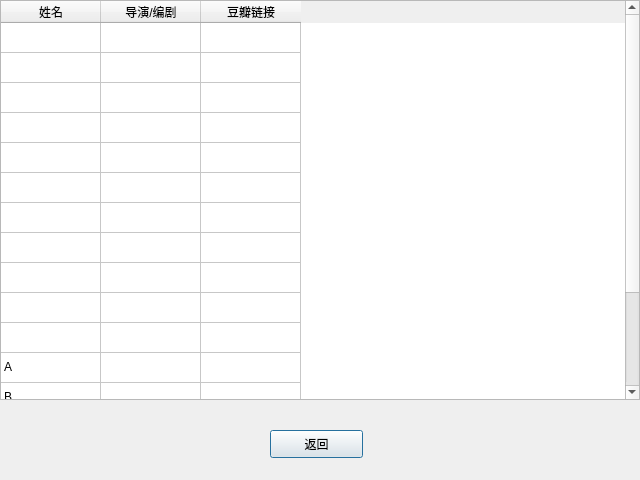
This is GUI/AllDirectorDialogUI.ui in ljcleo/DBProj as Qt 5 draws it before an edit. The edited form follows.
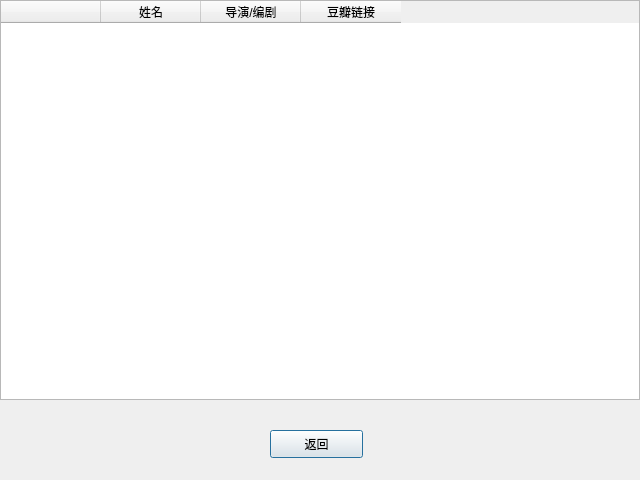
This is the edited form.

What changed in the file:
```diff
--- a/GUI/AllDirectorDialogUI.ui
+++ b/GUI/AllDirectorDialogUI.ui
@@ -31,86 +31,11 @@
    <attribute name="verticalHeaderVisible">
     <bool>false</bool>
    </attribute>
-   <row>
+   <column>
     <property name="text">
-     <string>1</string>
+     <string/>
     </property>
-   </row>
-   <row>
-    <property name="text">
-     <string>新建行</string>
-    </property>
-   </row>
-   <row>
-    <property name="text">
-     <string>新建行</string>
-    </property>
-   </row>
-   <row>
-    <property name="text">
-     <string>新建行</string>
-    </property>
-   </row>
-   <row>
-    <property name="text">
-     <string>新建行</string>
-    </property>
-   </row>
-   <row>
-    <property name="text">
-     <string>新建行</string>
-    </property>
-   </row>
-   <row>
-    <property name="text">
-     <string>新建行</string>
-    </property>
-   </row>
-   <row>
-    <property name="text">
-     <string>新建行</string>
-    </property>
-   </row>
-   <row>
-    <property name="text">
-     <string>新建行</string>
-    </property>
-   </row>
-   <row>
-    <property name="text">
-     <string>新建行</string>
-    </property>
-   </row>
-   <row>
-    <property name="text">
-     <string>新建行</string>
-    </property>
-   </row>
-   <row>
-    <property name="text">
-     <string>新建行</string>
-    </property>
-   </row>
-   <row>
-    <property name="text">
-     <string>新建行</string>
-    </property>
-   </row>
-   <row>
-    <property name="text">
-     <string>新建行</string>
-    </property>
-   </row>
-   <row>
-    <property name="text">
-     <string>新建行</string>
-    </property>
-   </row>
-   <row>
-    <property name="text">
-     <string>新建行</string>
-    </property>
-   </row>
+   </column>
    <column>
     <property name="text">
      <string>姓名</string>
@@ -126,16 +51,6 @@
      <string>豆瓣链接</string>
     </property>
    </column>
-   <item row="11" column="0">
-    <property name="text">
-     <string>A</string>
-    </property>
-   </item>
-   <item row="12" column="0">
-    <property name="text">
-     <string>B</string>
-    </property>
-   </item>
   </widget>
   <widget class="QPushButton" name="ReturnButton">
    <property name="geometry">
```
Left out of the diff: 19 changed lines with no effect on the pictures.
